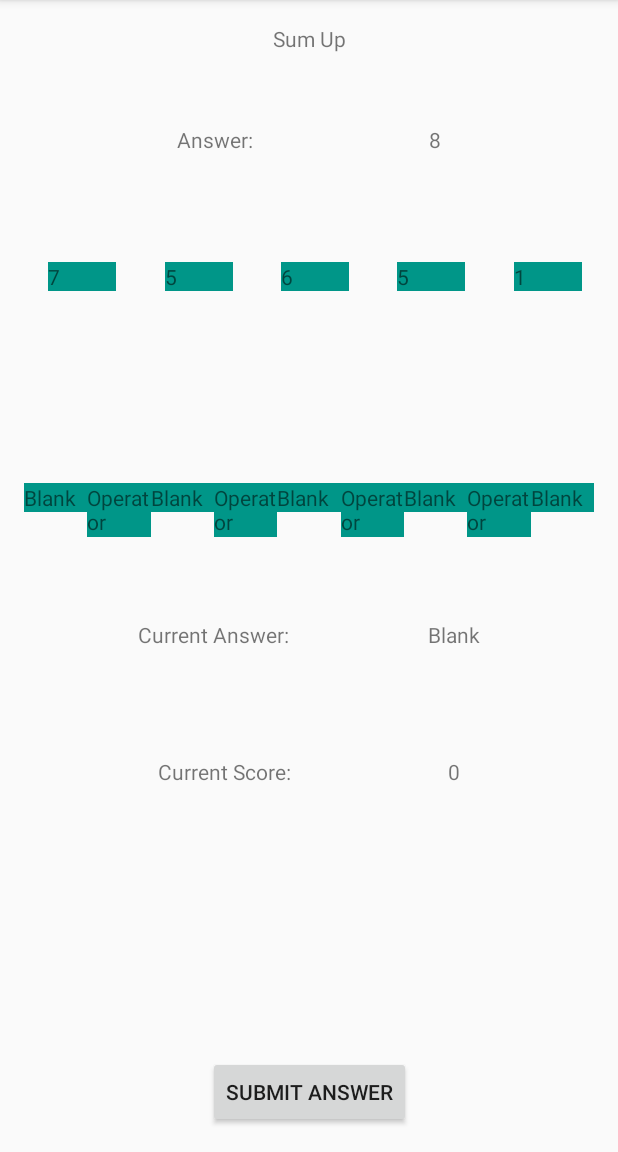
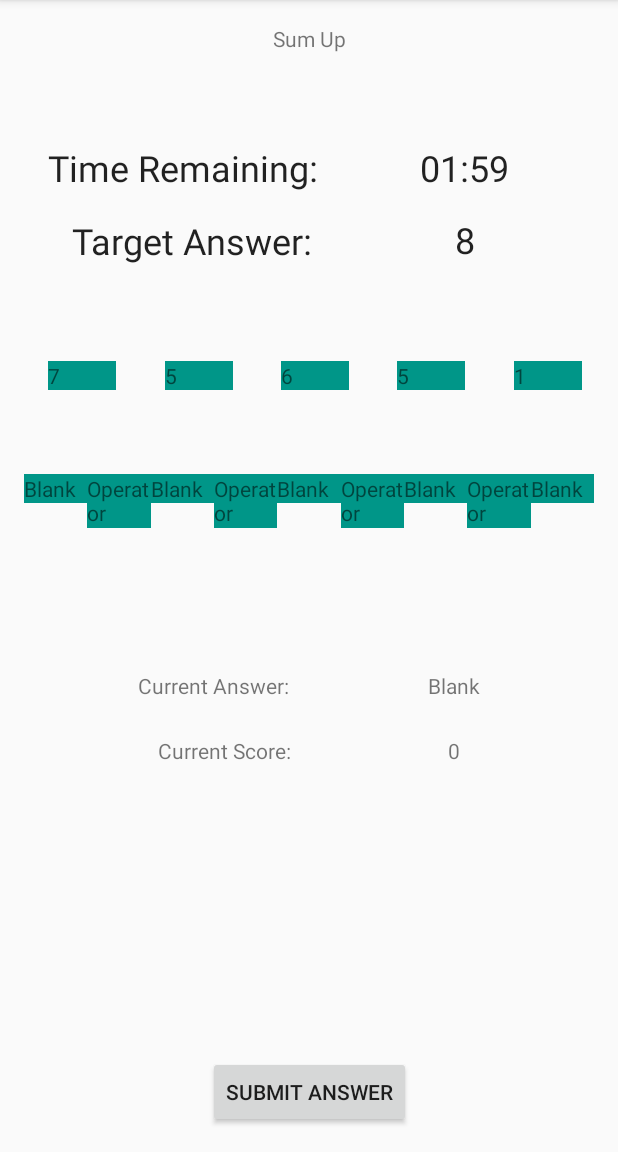
Before and after one commit to Tsz-Fung-Ryan/Andoird_Mobile_Sum_Up, an Android app: the GameActivity screen opened directly, with no data from a screen before it, on a phone screen of 412 x 824 dp, the part 84-1236 px from its top. Run offline under Robolectric (Android 15) with nearby library versions, the phone set to English and light mode, and no system bars.

Commit message:
Added timer and score screen
- Added 2 minute timer that sends user to a score screen
- Created score screen that will show user their final score, while also giving the option of whether or not they want to retry or go back to main menu

```diff
--- a/app/src/main/java/com/example/cps731_project/GameActivity.java
+++ b/app/src/main/java/com/example/cps731_project/GameActivity.java
@@ -2,20 +2,33 @@ package com.example.cps731_project;
 
 import androidx.appcompat.app.AppCompatActivity;
 
+import android.content.Intent;
 import android.os.Bundle;
 import android.util.Log;
 import android.view.View;
 import android.widget.TextView;
+import com.example.cps731_project.logic_layer.*;
 
-import com.example.cps731_project.logic_layer.*;
+import java.util.concurrent.TimeUnit;
+import android.os.CountDownTimer;
+
+import android.graphics.Color;
 
 import java.util.ArrayList;
 import java.util.Arrays;
 
 public class GameActivity extends AppCompatActivity {
 
+    //whatever is currently tapped on screen
     private TextView selectedView = null;
+
+    //time limit of game in milliseconds
+    private int timeLimit;
+
+    //valid numbers
     private String[] validNumbers = null;
+
+    //logic layer instance
     private Logic_Layer logic_layer = new Logic_Layer();
 
     @Override
@@ -23,9 +36,19 @@ public class GameActivity extends AppCompatActivity {
         super.onCreate(savedInstanceState);
         setContentView(R.layout.activity_game);
 
+        //set time limit
+        timeLimit = 120000;
+
+        //start timer
+        startTimer(timeLimit);
+
+        //start game
         newGame();
     }
 
+    /**
+     * Starts a new game
+     */
     public void newGame() {
         resetFields();
 
@@ -178,6 +201,34 @@ public class GameActivity extends AppCompatActivity {
     }
 
     /**
+     * Starts the timer that counts down when game starts
+     */
+    public void startTimer(int timeLimit){
+        new CountDownTimer(timeLimit, 1000) {
+
+            public void onTick(long timeRemaining) {
+                String time = String.format("%02d:%02d",
+                        TimeUnit.MILLISECONDS.toMinutes(timeRemaining),
+                        TimeUnit.MILLISECONDS.toSeconds(timeRemaining) - TimeUnit.MINUTES.toSeconds(TimeUnit.MILLISECONDS.toMinutes(timeRemaining)));
+
+                //if time is less than 15 seconds, set color to red
+                if (timeRemaining < 15000){
+                    ((TextView) findViewById(R.id.timeRemaining)).setTextColor(Color.parseColor("#E13C47"));
+                }
+
+                ((TextView) findViewById(R.id.timeRemaining)).setText(time);
+            }
+
+            public void onFinish() {
+                Intent intent = new Intent();
+                intent.setClassName("com.example.cps731_project", "com.example.cps731_project.ScoreScreenActivity");
+                intent.putExtra("user_score", String.valueOf(logic_layer.getScore()));
+                startActivity(intent);
+            }
+        }.start();
+    }
+
+    /**
      * Sets the values for the clickable textviews
      * @param nums, the numbers to set the textviews to
      */
@@ -195,23 +246,30 @@ public class GameActivity extends AppCompatActivity {
     public void resetFields() {
         ((TextView) findViewById(R.id.computerAnswer)).setText(getString(R.string.blank));
 
+        //timer
+        ((TextView) findViewById(R.id.timeRemaining)).setText("00:00");
+
+        //operands
         ((TextView) findViewById(R.id.operand1)).setText(getString(R.string.blank));
         ((TextView) findViewById(R.id.operand2)).setText(getString(R.string.blank));
         ((TextView) findViewById(R.id.operand3)).setText(getString(R.string.blank));
         ((TextView) findViewById(R.id.operand4)).setText(getString(R.string.blank));
         ((TextView) findViewById(R.id.operand5)).setText(getString(R.string.blank));
 
+        //spaces
         ((TextView) findViewById(R.id.space1)).setText(getString(R.string.blank));
         ((TextView) findViewById(R.id.space2)).setText(getString(R.string.blank));
         ((TextView) findViewById(R.id.space3)).setText(getString(R.string.blank));
         ((TextView) findViewById(R.id.space4)).setText(getString(R.string.blank));
         ((TextView) findViewById(R.id.space5)).setText(getString(R.string.blank));
 
+        //operators
         ((TextView) findViewById(R.id.operator1)).setText(getString(R.string.operator));
         ((TextView) findViewById(R.id.operator2)).setText(getString(R.string.operator));
         ((TextView) findViewById(R.id.operator3)).setText(getString(R.string.operator));
         ((TextView) findViewById(R.id.operator4)).setText(getString(R.string.operator));
 
+        //current answer calculated by user
         ((TextView) findViewById(R.id.userAnswer)).setText(getString(R.string.blank));
     }
 }
--- a/app/src/main/java/com/example/cps731_project/logic_layer/Game.java
+++ b/app/src/main/java/com/example/cps731_project/logic_layer/Game.java
@@ -40,7 +40,7 @@ public class Game {
         return currentEquation;
     }
 
-    //careates a round by initializing a new equation by generating a finite amount of numbers
+    //creates a round by initializing a new equation by generating a finite amount of numbers
     public void playGame(){
         generateNumbers();
         currentEquation = new Equation(numbers,modifiers);
@@ -56,6 +56,7 @@ public class Game {
         return score;
     }
 
+    //returns whether or not the answer was correct
     public boolean solved(int [] numbers, char[] modifiers){
         if(currentEquation.partialSolution(numbers, modifiers)==currentEquation.getAnswer()) {
             increaseScore();
--- a/app/src/main/java/com/example/cps731_project/logic_layer/Logic_Layer.java
+++ b/app/src/main/java/com/example/cps731_project/logic_layer/Logic_Layer.java
@@ -1,11 +1,18 @@
 package com.example.cps731_project.logic_layer;
 
-
+/*
+"
+* Interface that provides logic for users to play games
+*
+* */
 public class Logic_Layer {
 
-    Game game = new Game();
+    //Game class
+    Game game;
 
+    //Constructor
     public Logic_Layer(){
+        game = new Game();
     }
 
     //plays a round of the game
--- a/app/src/main/res/layout/activity_game.xml
+++ b/app/src/main/res/layout/activity_game.xml
@@ -5,73 +5,6 @@
     android:layout_width="match_parent"
     android:layout_height="match_parent"
     tools:context=".GameActivity">
-
-    <TextView
-        android:id="@+id/userAnswer"
-        android:layout_width="wrap_content"
-        android:layout_height="wrap_content"
-        android:text="@string/blank"
-        app:layout_constraintEnd_toEndOf="parent"
-        app:layout_constraintHorizontal_bias="0.5"
-        app:layout_constraintStart_toEndOf="@+id/currentAnswer"
-        app:layout_constraintTop_toTopOf="@+id/currentAnswer" />
-
-    <TextView
-        android:id="@+id/answerText"
-        android:layout_width="wrap_content"
-        android:layout_height="wrap_content"
-        android:layout_marginTop="48dp"
-        android:text="@string/answer"
-        app:layout_constraintEnd_toStartOf="@+id/computerAnswer"
-        app:layout_constraintHorizontal_bias="1.0"
-        app:layout_constraintStart_toStartOf="parent"
-        app:layout_constraintTop_toBottomOf="@+id/gameTitle" />
-
-    <TextView
-        android:id="@+id/computerAnswer"
-        android:layout_width="wrap_content"
-        android:layout_height="wrap_content"
-        android:text="@string/blank"
-        app:layout_constraintEnd_toEndOf="parent"
-        app:layout_constraintHorizontal_bias="0.5"
-        app:layout_constraintStart_toEndOf="@+id/answerText"
-        app:layout_constraintTop_toTopOf="@+id/answerText" />
-
-    <TextView
-        android:id="@+id/operator3"
-        android:layout_width="0dp"
-        android:layout_height="36dp"
-        android:background="#009688"
-        android:onClick="cycleOperators"
-        android:text="@string/operator"
-        app:layout_constraintEnd_toStartOf="@+id/space4"
-        app:layout_constraintHorizontal_bias="0.5"
-        app:layout_constraintStart_toEndOf="@+id/space3"
-        app:layout_constraintTop_toTopOf="@+id/space3" />
-
-    <TextView
-        android:id="@+id/operator4"
-        android:layout_width="0dp"
-        android:layout_height="36dp"
-        android:background="#009688"
-        android:onClick="cycleOperators"
-        android:text="@string/operator"
-        app:layout_constraintEnd_toStartOf="@+id/space5"
-        app:layout_constraintHorizontal_bias="0.5"
-        app:layout_constraintStart_toEndOf="@+id/space4"
-        app:layout_constraintTop_toTopOf="@+id/space4" />
-
-    <TextView
-        android:id="@+id/operator2"
-        android:layout_width="0dp"
-        android:layout_height="36dp"
-        android:background="#009688"
-        android:onClick="cycleOperators"
-        android:text="@string/operator"
-        app:layout_constraintEnd_toStartOf="@+id/space3"
-        app:layout_constraintHorizontal_bias="0.5"
-        app:layout_constraintStart_toEndOf="@+id/space2"
-        app:layout_constraintTop_toTopOf="@+id/space2" />
 
     <TextView
         android:id="@+id/gameTitle"
@@ -95,34 +28,30 @@
         app:layout_constraintStart_toStartOf="parent" />
 
     <TextView
-        android:id="@+id/space1"
+        android:id="@+id/timeRemainingText"
         android:layout_width="0dp"
         android:layout_height="wrap_content"
-        android:layout_marginStart="16dp"
-        android:layout_marginLeft="16dp"
-        android:layout_marginTop="128dp"
-        android:background="#009688"
-        android:onClick="elementClick"
-        android:text="@string/blank"
-        app:layout_constraintEnd_toStartOf="@+id/operator1"
-        app:layout_constraintHorizontal_bias="0.5"
+        android:layout_marginStart="32dp"
+        android:layout_marginLeft="32dp"
+        android:layout_marginTop="60dp"
+        android:text="@string/time_remaining_title"
+        android:textAppearance="@style/TextAppearance.AppCompat.Large"
+        android:textSize="24sp"
         app:layout_constraintStart_toStartOf="parent"
-        app:layout_constraintTop_toBottomOf="@+id/operand1" />
+        app:layout_constraintTop_toBottomOf="@+id/gameTitle" />
 
     <TextView
-        android:id="@+id/operand1"
-        android:layout_width="45dp"
+        android:id="@+id/answerText"
+        android:layout_width="wrap_content"
         android:layout_height="wrap_content"
-        android:layout_marginStart="8dp"
-        android:layout_marginLeft="8dp"
-        android:layout_marginTop="72dp"
-        android:background="#009688"
-        android:onClick="elementClick"
-        android:text="@string/blank"
-        app:layout_constraintEnd_toStartOf="@+id/operand2"
-        app:layout_constraintHorizontal_bias="0.5"
+        android:layout_marginStart="48dp"
+        android:layout_marginLeft="48dp"
+        android:layout_marginTop="16dp"
+        android:text="@string/answer"
+        android:textAppearance="@style/TextAppearance.AppCompat.Large"
+        android:textSize="24sp"
         app:layout_constraintStart_toStartOf="parent"
-        app:layout_constraintTop_toBottomOf="@+id/answerText" />
+        app:layout_constraintTop_toBottomOf="@+id/timeRemainingText" />
 
     <TextView
         android:id="@+id/operand2"
@@ -139,7 +68,7 @@
         app:layout_constraintTop_toTopOf="@+id/operand1" />
 
     <TextView
-        android:id="@+id/operand5"
+        android:id="@+id/operand4"
         android:layout_width="45dp"
         android:layout_height="wrap_content"
         android:layout_marginStart="8dp"
@@ -147,10 +76,10 @@
         android:background="#009688"
         android:onClick="elementClick"
         android:text="@string/blank"
-        app:layout_constraintEnd_toEndOf="parent"
+        app:layout_constraintEnd_toStartOf="@+id/operand5"
         app:layout_constraintHorizontal_bias="0.5"
-        app:layout_constraintStart_toEndOf="@+id/operand4"
-        app:layout_constraintTop_toTopOf="@+id/operand4" />
+        app:layout_constraintStart_toEndOf="@+id/operand3"
+        app:layout_constraintTop_toTopOf="@+id/operand3" />
 
     <TextView
         android:id="@+id/operand3"
@@ -167,7 +96,7 @@
         app:layout_constraintTop_toTopOf="@+id/operand2" />
 
     <TextView
-        android:id="@+id/operand4"
+        android:id="@+id/operand5"
         android:layout_width="45dp"
         android:layout_height="wrap_content"
         android:layout_marginStart="8dp"
@@ -175,22 +104,143 @@
         android:background="#009688"
         android:onClick="elementClick"
         android:text="@string/blank"
-        app:layout_constraintEnd_toStartOf="@+id/operand5"
+        app:layout_constraintEnd_toEndOf="parent"
         app:layout_constraintHorizontal_bias="0.5"
-        app:layout_constraintStart_toEndOf="@+id/operand3"
-        app:layout_constraintTop_toTopOf="@+id/operand3" />
+        app:layout_constraintStart_toEndOf="@+id/operand4"
+        app:layout_constraintTop_toTopOf="@+id/operand4" />
 
     <TextView
-        android:id="@+id/space2"
+        android:id="@+id/currentAnswer"
+        android:layout_width="wrap_content"
+        android:layout_height="wrap_content"
+        android:layout_marginTop="112dp"
+        android:text="@string/current_answer"
+        app:layout_constraintEnd_toStartOf="@+id/userAnswer"
+        app:layout_constraintHorizontal_bias="0.5"
+        app:layout_constraintStart_toStartOf="parent"
+        app:layout_constraintTop_toBottomOf="@+id/space1" />
+
+    <TextView
+        android:id="@+id/userAnswer"
+        android:layout_width="wrap_content"
+        android:layout_height="wrap_content"
+        android:text="@string/blank"
+        app:layout_constraintEnd_toEndOf="parent"
+        app:layout_constraintHorizontal_bias="0.5"
+        app:layout_constraintStart_toEndOf="@+id/currentAnswer"
+        app:layout_constraintTop_toTopOf="@+id/currentAnswer" />
+
+    <TextView
+        android:id="@+id/scoreText"
+        android:layout_width="wrap_content"
+        android:layout_height="wrap_content"
+        android:layout_marginTop="24dp"
+        android:text="@string/current_score"
+        app:layout_constraintEnd_toStartOf="@+id/currentScore"
+        app:layout_constraintHorizontal_bias="0.5"
+        app:layout_constraintStart_toStartOf="parent"
+        app:layout_constraintTop_toBottomOf="@+id/currentAnswer" />
+
+    <TextView
+        android:id="@+id/currentScore"
+        android:layout_width="wrap_content"
+        android:layout_height="wrap_content"
+        android:text="@string/starting_score"
+        app:layout_constraintEnd_toEndOf="parent"
+        app:layout_constraintHorizontal_bias="0.5"
+        app:layout_constraintStart_toEndOf="@+id/scoreText"
+        app:layout_constraintTop_toTopOf="@+id/scoreText" />
+
+    <TextView
+        android:id="@+id/timeRemaining"
+        android:layout_width="wrap_content"
+        android:layout_height="32dp"
+        android:layout_marginStart="68dp"
+        android:layout_marginLeft="68dp"
+        android:layout_marginTop="60dp"
+        android:text="@string/time_remaining"
+        android:textAppearance="@style/TextAppearance.AppCompat.Large"
+        android:textSize="24sp"
+        app:layout_constraintEnd_toEndOf="parent"
+        app:layout_constraintHorizontal_bias="0.0"
+        app:layout_constraintStart_toEndOf="@+id/timeRemainingText"
+        app:layout_constraintTop_toBottomOf="@+id/gameTitle"
+        tools:text="00:00" />
+
+    <TextView
+        android:id="@+id/computerAnswer"
+        android:layout_width="wrap_content"
+        android:layout_height="wrap_content"
+        android:layout_marginTop="16dp"
+        android:text="@string/blank"
+        android:textAppearance="@style/TextAppearance.AppCompat.Large"
+        android:textSize="24sp"
+        app:layout_constraintEnd_toEndOf="parent"
+        app:layout_constraintStart_toEndOf="@+id/answerText"
+        app:layout_constraintTop_toBottomOf="@+id/timeRemaining" />
+
+    <TextView
+        android:id="@+id/space1"
+        android:layout_width="0dp"
+        android:layout_height="wrap_content"
+        android:layout_marginStart="16dp"
+        android:layout_marginLeft="16dp"
+        android:layout_marginTop="56dp"
+        android:background="#009688"
+        android:onClick="elementClick"
+        android:text="@string/blank"
+        app:layout_constraintEnd_toStartOf="@+id/operator1"
+        app:layout_constraintHorizontal_bias="0.5"
+        app:layout_constraintStart_toStartOf="parent"
+        app:layout_constraintTop_toBottomOf="@+id/operand1" />
+
+    <TextView
+        android:id="@+id/operator2"
+        android:layout_width="0dp"
+        android:layout_height="36dp"
+        android:background="#009688"
+        android:onClick="cycleOperators"
+        android:text="@string/operator"
+        app:layout_constraintEnd_toStartOf="@+id/space3"
+        app:layout_constraintHorizontal_bias="0.5"
+        app:layout_constraintStart_toEndOf="@+id/space2"
+        app:layout_constraintTop_toTopOf="@+id/space2" />
+
+    <TextView
+        android:id="@+id/operator3"
+        android:layout_width="0dp"
+        android:layout_height="36dp"
+        android:background="#009688"
+        android:onClick="cycleOperators"
+        android:text="@string/operator"
+        app:layout_constraintEnd_toStartOf="@+id/space4"
+        app:layout_constraintHorizontal_bias="0.5"
+        app:layout_constraintStart_toEndOf="@+id/space3"
+        app:layout_constraintTop_toTopOf="@+id/space3" />
+
+    <TextView
+        android:id="@+id/space4"
         android:layout_width="0dp"
         android:layout_height="wrap_content"
         android:background="#009688"
         android:onClick="elementClick"
         android:text="@string/blank"
-        app:layout_constraintEnd_toStartOf="@+id/operator2"
+        app:layout_constraintEnd_toStartOf="@+id/operator4"
         app:layout_constraintHorizontal_bias="0.5"
-        app:layout_constraintStart_toEndOf="@+id/operator1"
-        app:layout_constraintTop_toTopOf="@+id/operator1" />
+        app:layout_constraintStart_toEndOf="@+id/operator3"
+        app:layout_constraintTop_toTopOf="@+id/operator3" />
+
+    <TextView
+        android:id="@+id/operator1"
+        android:layout_width="0dp"
+        android:layout_height="36dp"
+        android:background="#009688"
+        android:onClick="cycleOperators"
+        android:text="@string/operator"
+        app:layout_constraintEnd_toStartOf="@+id/space2"
+        app:layout_constraintHorizontal_bias="0.5"
+        app:layout_constraintStart_toEndOf="@+id/space1"
+        app:layout_constraintTop_toTopOf="@+id/space1" />
 
     <TextView
         android:id="@+id/space3"
@@ -205,16 +255,28 @@
         app:layout_constraintTop_toTopOf="@+id/operator2" />
 
     <TextView
-        android:id="@+id/space4"
+        android:id="@+id/operator4"
+        android:layout_width="0dp"
+        android:layout_height="36dp"
+        android:background="#009688"
+        android:onClick="cycleOperators"
+        android:text="@string/operator"
+        app:layout_constraintEnd_toStartOf="@+id/space5"
+        app:layout_constraintHorizontal_bias="0.5"
+        app:layout_constraintStart_toEndOf="@+id/space4"
+        app:layout_constraintTop_toTopOf="@+id/space4" />
+
+    <TextView
+        android:id="@+id/space2"
         android:layout_width="0dp"
         android:layout_height="wrap_content"
         android:background="#009688"
         android:onClick="elementClick"
         android:text="@string/blank"
-        app:layout_constraintEnd_toStartOf="@+id/operator4"
+        app:layout_constraintEnd_toStartOf="@+id/operator2"
         app:layout_constraintHorizontal_bias="0.5"
-        app:layout_constraintStart_toEndOf="@+id/operator3"
-        app:layout_constraintTop_toTopOf="@+id/operator3" />
+        app:layout_constraintStart_toEndOf="@+id/operator1"
+        app:layout_constraintTop_toTopOf="@+id/operator1" />
 
     <TextView
         android:id="@+id/space5"
@@ -231,47 +293,18 @@
         app:layout_constraintTop_toTopOf="@+id/operator4" />
 
     <TextView
-        android:id="@+id/operator1"
-        android:layout_width="0dp"
-        android:layout_height="36dp"
+        android:id="@+id/operand1"
+        android:layout_width="45dp"
+        android:layout_height="wrap_content"
+        android:layout_marginStart="8dp"
+        android:layout_marginLeft="8dp"
+        android:layout_marginTop="64dp"
         android:background="#009688"
-        android:onClick="cycleOperators"
-        android:text="@string/operator"
-        app:layout_constraintEnd_toStartOf="@+id/space2"
-        app:layout_constraintHorizontal_bias="0.5"
-        app:layout_constraintStart_toEndOf="@+id/space1"
-        app:layout_constraintTop_toTopOf="@+id/space1" />
-
-    <TextView
-        android:id="@+id/currentAnswer"
-        android:layout_width="wrap_content"
-        android:layout_height="wrap_content"
-        android:layout_marginTop="72dp"
-        android:text="@string/current_answer"
-        app:layout_constraintEnd_toStartOf="@+id/userAnswer"
+        android:onClick="elementClick"
+        android:text="@string/blank"
+        app:layout_constraintEnd_toStartOf="@+id/operand2"
         app:layout_constraintHorizontal_bias="0.5"
         app:layout_constraintStart_toStartOf="parent"
-        app:layout_constraintTop_toBottomOf="@+id/space1" />
-
-    <TextView
-        android:id="@+id/scoreText"
-        android:layout_width="wrap_content"
-        android:layout_height="wrap_content"
-        android:layout_marginTop="72dp"
-        android:text="@string/current_score"
-        app:layout_constraintEnd_toStartOf="@+id/currentScore"
-        app:layout_constraintHorizontal_bias="0.5"
-        app:layout_constraintStart_toStartOf="parent"
-        app:layout_constraintTop_toBottomOf="@+id/currentAnswer" />
-
-    <TextView
-        android:id="@+id/currentScore"
-        android:layout_width="wrap_content"
-        android:layout_height="wrap_content"
-        android:text="@string/starting_score"
-        app:layout_constraintEnd_toEndOf="parent"
-        app:layout_constraintHorizontal_bias="0.5"
-        app:layout_constraintStart_toEndOf="@+id/scoreText"
-        app:layout_constraintTop_toTopOf="@+id/scoreText" />
+        app:layout_constraintTop_toBottomOf="@+id/answerText" />
 
 </androidx.constraintlayout.widget.ConstraintLayout>
--- a/app/src/main/res/values/colors.xml
+++ b/app/src/main/res/values/colors.xml
@@ -3,4 +3,8 @@
     <color name="colorPrimary">#008577</color>
     <color name="colorPrimaryDark">#00574B</color>
     <color name="colorAccent">#D81B60</color>
+
+    <!--Game Activity Colors-->
+    <color name="warning">#E13C47</color>
+    <color name="moderate">#FDCE51</color>
 </resources>
--- a/app/src/main/res/values/strings.xml
+++ b/app/src/main/res/values/strings.xml
@@ -1,17 +1,31 @@
 <resources>
+    <!--General App Resources-->
     <string name="app_name">CPS731_Project</string>
+    <string name="title">Sum Up</string>
 
-    <string name="title">Sum Up</string>
+    <!--Main Activity Resources-->
     <string name="start_game">Start Game</string>
     <string name="settings">Settings</string>
 
-    <string name="answer">Answer:</string>
+
+    <!--Game Activity Resources-->
+    <string name="answer">Target Answer:</string>
     <string name="blank">Blank</string>
     <string name="operator">Operator</string>
+    <string name="time_remaining_title">Time Remaining:</string>
+    <string name="time_remaining">00:00</string>
     <string name="current_answer">Current Answer:</string>
     <string name="current_score">Current Score:</string>
     <string name="starting_score">0</string>
     <string name="submit_answer">Submit Answer</string>
     <string name="maximum_number">Maximum Number:</string>
     <string name="modifiers">Modifiers:</string>
+
+    <!--Score Activity Resources-->
+    <string name="score_title">Your Score:</string>
+    <string name="score_earned">0</string>
+    <string name="retry_btn">Retry</string>
+    <string name="back_to_menu_btn">Main Menu</string>
+    <string name="title_activity_score_screen">ScoreScreenActivity</string>
+
 </resources>
--- a/app/src/main/res/values/styles.xml
+++ b/app/src/main/res/values/styles.xml
@@ -8,4 +8,13 @@
         <item name="colorAccent">@color/colorAccent</item>
     </style>
 
+    <style name="AppTheme.NoActionBar">
+        <item name="windowActionBar">false</item>
+        <item name="windowNoTitle">true</item>
+    </style>
+
+    <style name="AppTheme.AppBarOverlay" parent="ThemeOverlay.AppCompat.Dark.ActionBar" />
+
+    <style name="AppTheme.PopupOverlay" parent="ThemeOverlay.AppCompat.Light" />
+
 </resources>
```
Also changed, not shown: app/src/main/AndroidManifest.xml (+6 -4 lines), app/src/main/java/com/example/cps731_project/ScoreScreenActivity.java (added, +50 -0 lines), app/src/main/res/layout/activity_score_screen.xml (added, +84 -0 lines).
